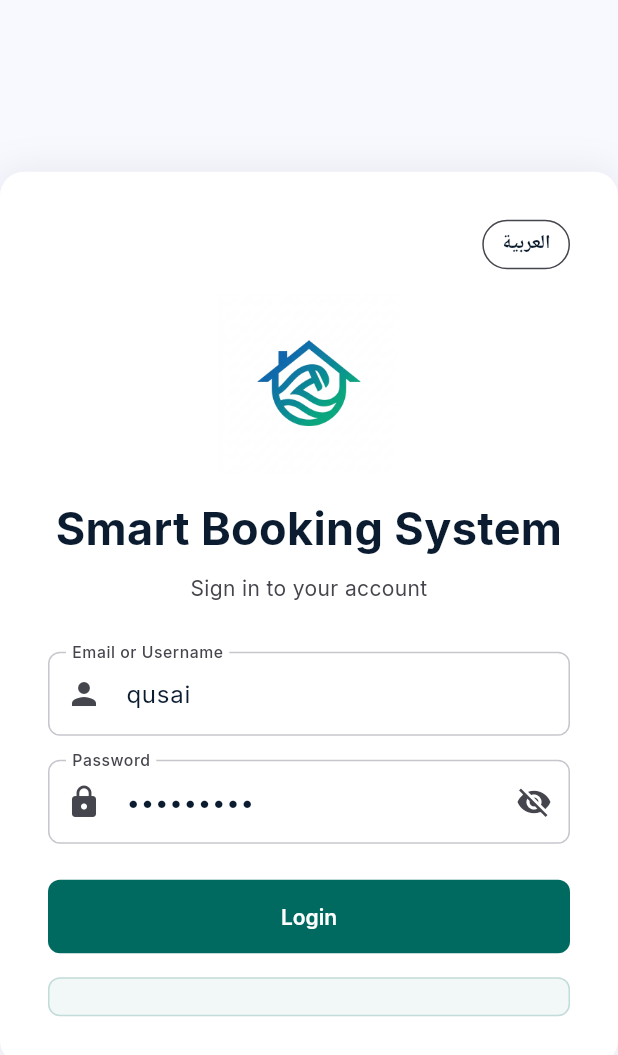
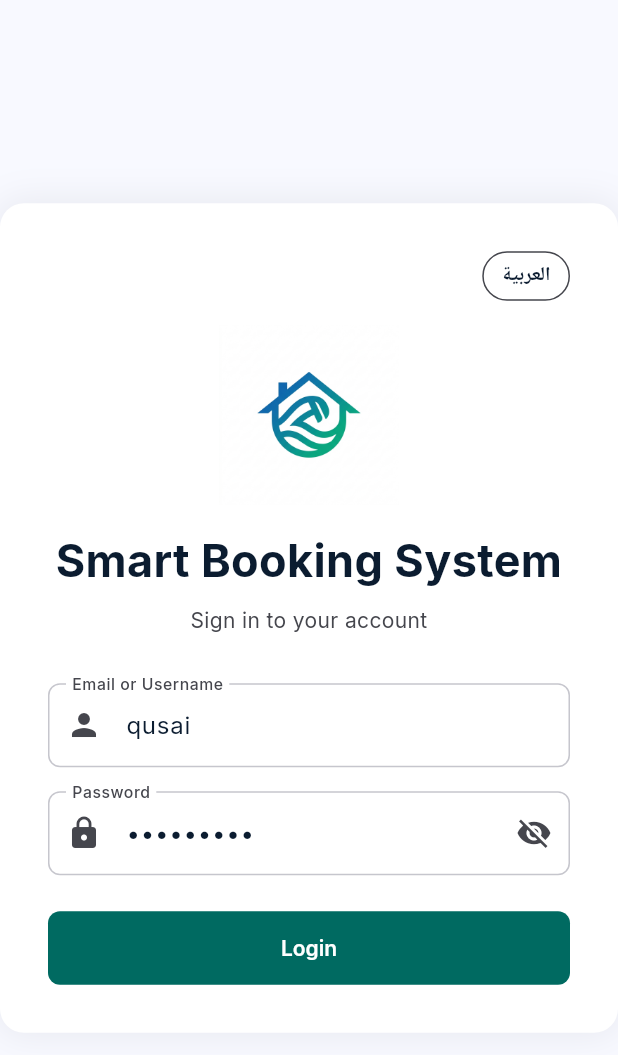
Before and after one commit to Qusaiyousef/saas_project, a Flutter app: the screen it shows after launch, on a phone screen of 412 x 824 dp. Shown: the top 1055 px of the screen. Run offline on Flutter 3.47's test engine with Material 3 defaults, Android fonts, the phone set to English and light mode, and no system bars; our stand-ins replace data_table_2, dio, fl_chart, flutter_riverpod, go_router, google_fonts and 6 more.

Commit message:
style: remove empty demo credentials box from login screen

```diff
--- a/saas_frontend/lib/screens/login_screen.dart
+++ b/saas_frontend/lib/screens/login_screen.dart
@@ -203,59 +203,6 @@ class _LoginScreenState extends ConsumerState<LoginScreen> {
                           ? const CircularProgressIndicator()
                           : Text(s('loginButton')),
                     ),
-                    const SizedBox(height: 16),
-
-                    Container(
-                      padding: const EdgeInsets.all(12),
-                      decoration: BoxDecoration(
-                        color: Theme.of(
-                          context,
-                        ).colorScheme.primary.withValues(alpha: 0.05),
-                        borderRadius: BorderRadius.circular(8),
-                        border: Border.all(
-                          color: Theme.of(
-                            context,
-                          ).colorScheme.primary.withValues(alpha: 0.2),
-                        ),
-                      ),
-                      child: Column(
-                        crossAxisAlignment: CrossAxisAlignment.start,
-                        children: [
-                          // Text(
-                          //   s('loginDemoLabel'),
-                          //   style: const TextStyle(
-                          //     fontWeight: FontWeight.bold,
-                          //     fontSize: 12,
-                          //   ),
-                          // ),
-                          // const SizedBox(height: 4),
-                          // const Text(
-                          //   '🏊 Pool Admin:   qusai / Admin123!',
-                          //   style: TextStyle(fontSize: 11),
-                          // ),
-                          // const Text(
-                          //   '🏊 Pool Emp:     ali / Ali1234!',
-                          //   style: TextStyle(fontSize: 11),
-                          // ),
-                          // const Text(
-                          //   '💪 Gym Admin:    gym_admin / Admin123!',
-                          //   style: TextStyle(fontSize: 11),
-                          // ),
-                          // const Text(
-                          //   '💪 Gym Emp:      gym_emp / Emp1234!',
-                          //   style: TextStyle(fontSize: 11),
-                          // ),
-                          // const Text(
-                          //   '🏡 Chalet Admin: chalet_admin / Admin123!',
-                          //   style: TextStyle(fontSize: 11),
-                          // ),
-                          // const Text(
-                          //   '🏡 Chalet Emp:   chalet_emp / Emp1234!',
-                          //   style: TextStyle(fontSize: 11),
-                          // ),
-                        ],
-                      ),
-                    ),
                   ],
                 ),
               ),
```
